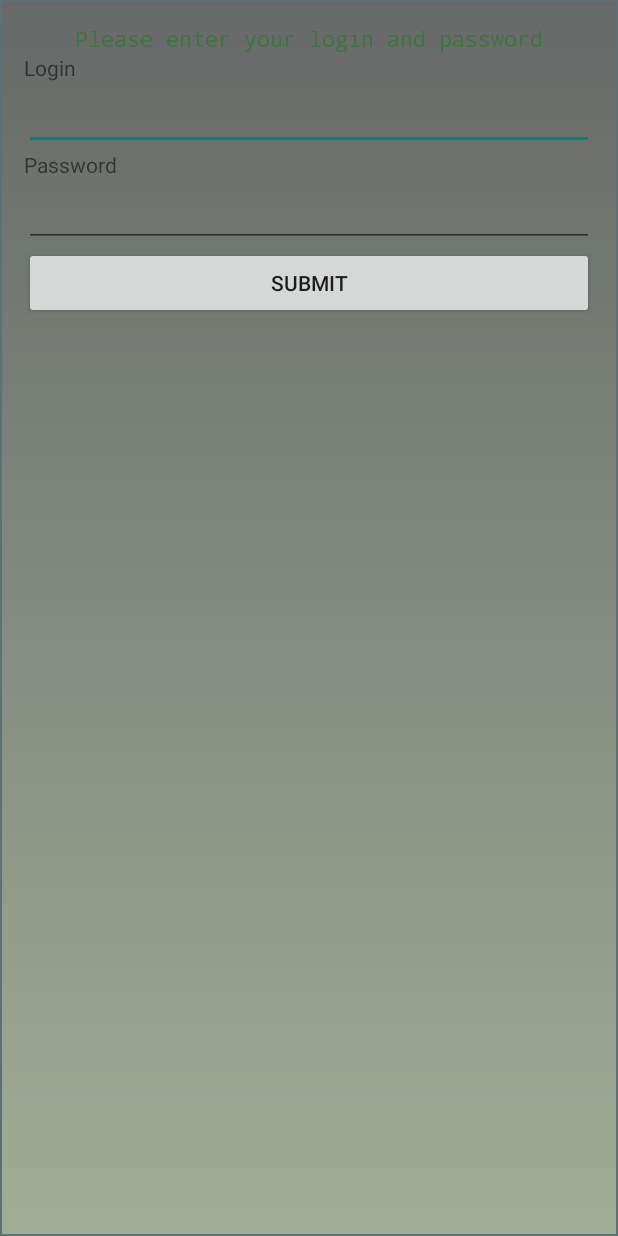
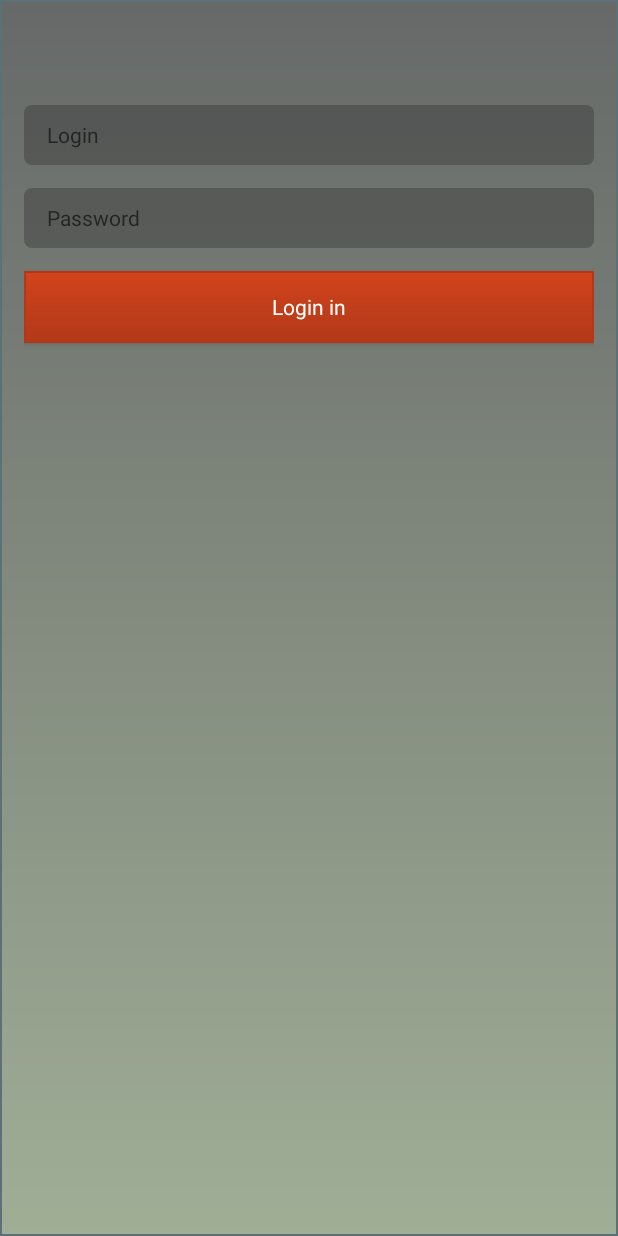
Before and after one commit to Igorok/cok.android, an Android app: the screen it shows after launch (LoginActivity), on a phone screen of 412 x 824 dp. Run offline under Robolectric (Android 15) with nearby library versions, the phone set to English and light mode, and no system bars.

```diff
--- a/app/src/main/java/ru/igor_ok/cokandroid/LoginActivity.java
+++ b/app/src/main/java/ru/igor_ok/cokandroid/LoginActivity.java
@@ -1,5 +1,6 @@
 package ru.igor_ok.cokandroid;
 
+import android.app.ActionBar;
 import android.app.Activity;
 import android.content.Context;
 import android.content.Intent;
@@ -44,7 +45,13 @@ public class LoginActivity extends Activity {
         loginField = (EditText) findViewById(R.id.login_field);
         passwordField = (EditText) findViewById(R.id.password_field);
         loginBtn = (Button) findViewById(R.id.login_btn);
-        loginMessage = (TextView) findViewById(R.id.login_message);
+
+        loginBtn.setOnClickListener(new View.OnClickListener() {
+            public void onClick(View v) {
+                appLogin(v);
+            }
+        });
+
         context = getApplicationContext();
     }
 
--- /dev/null
+++ b/app/src/main/res/drawable/back_edit_text.xml
@@ -0,0 +1,5 @@
+<?xml version="1.0" encoding="utf-8"?>
+<shape xmlns:android="http://schemas.android.com/apk/res/android">
+    <solid android:color="#66333333"/>
+    <corners android:radius="5dp" />
+</shape>
--- /dev/null
+++ b/app/src/main/res/drawable/back_orange.xml
@@ -0,0 +1,10 @@
+<?xml version="1.0" encoding="utf-8"?>
+<shape xmlns:android="http://schemas.android.com/apk/res/android">
+    <gradient
+        android:angle="270"
+        android:startColor="#d1431c"
+        android:endColor="#b23918"
+        />
+
+    <stroke android:width="1dp" android:color="#b23918" />
+</shape>
--- a/app/src/main/res/layout/activity_login.xml
+++ b/app/src/main/res/layout/activity_login.xml
@@ -2,51 +2,28 @@
     xmlns:tools="http://schemas.android.com/tools" android:layout_width="match_parent"
     android:layout_height="match_parent" android:paddingLeft="@dimen/activity_horizontal_margin"
     android:paddingRight="@dimen/activity_horizontal_margin"
-    android:paddingTop="@dimen/activity_vertical_margin"
+    android:paddingTop="70dp"
     android:paddingBottom="@dimen/activity_vertical_margin"
     tools:context=".LoginActivity"
     android:background="@drawable/back_gradient"
     >
 
-    <TextView
-        android:id="@+id/login_message"
-        android:text="@string/login_message"
-        style="@style/login_message"
-    />
-
-    <TextView
-        android:id="@+id/login_label"
-        android:layout_below="@+id/login_message"
-        android:text="@string/login"
-        android:layout_width="wrap_content"
-        android:layout_height="wrap_content"
-        />
     <EditText
         android:id="@+id/login_field"
-        android:layout_below="@id/login_label"
-        android:layout_width="match_parent"
-        android:layout_height="wrap_content"
-        />
-    <TextView
-        android:id="@+id/password_label"
-        android:layout_below="@id/login_field"
-        android:text="@string/password"
-        android:layout_width="wrap_content"
-        android:layout_height="wrap_content"
-        />
+        android:hint="@string/login"
+        style="@style/edit_text_gray"
+    />
     <EditText
         android:id="@+id/password_field"
-        android:layout_below="@id/password_label"
-        android:layout_width="match_parent"
-        android:layout_height="wrap_content"
-        />
+        android:layout_below="@id/login_field"
+        android:hint="@string/password"
+        style="@style/edit_text_gray"
+    />
 
     <Button
         android:id="@+id/login_btn"
         android:layout_below="@id/password_field"
-        android:layout_width="match_parent"
-        android:layout_height="wrap_content"
-        android:onClick="appLogin"
-        android:text="submit"
+        android:text="@string/login_btn"
+        style="@style/btn_login"
         />
 </RelativeLayout>
--- a/app/src/main/res/menu/menu_main.xml
+++ b/app/src/main/res/menu/menu_main.xml
@@ -9,8 +9,8 @@
         android:id="@+id/a_More"
         android:icon="@drawable/abc_ic_menu_moreoverflow_mtrl_alpha"
         app:showAsAction="ifRoom"
-        android:title="More">
-
+        android:title="More"
+        >
         <menu>
             <item android:id="@+id/show_users"
                 android:title="Show users"
--- a/app/src/main/res/values/strings.xml
+++ b/app/src/main/res/values/strings.xml
@@ -7,6 +7,7 @@
     <string name="title_activity_login">LoginActivity</string>
     <string name="login_message">Please enter your login and password</string>
     <string name="login">Login</string>
+    <string name="login_btn">Login in</string>
     <string name="password">Password</string>
     <string name="title_activity_main">Profile</string>
     <string name="title_activity_user_list">Users</string>
--- a/app/src/main/res/values/styles.xml
+++ b/app/src/main/res/values/styles.xml
@@ -1,9 +1,45 @@
+<?xml version="1.0" encoding="utf-8"?>
 <resources>
 
     <!-- Base application theme. -->
     <style name="AppTheme" parent="Theme.AppCompat.Light.DarkActionBar">
-        <!-- Customize your theme here. -->
+        <!-- API 14 theme customizations can go here. -->
+        <item name="android:actionBarStyle">@style/MyActionBar</item>
+        <item name="android:actionBarTabTextStyle">@style/MyTitleTextStyle</item>
+        <item name="android:actionMenuTextColor">#fff</item>
+        <item name="android:windowActionBarOverlay">false</item>
+        <item name="android:actionMenuTextAppearance">@style/MyTitleTextStyle</item>
+
+        <!-- Support library compatibility -->
+        <item name="actionBarStyle">@style/MyActionBar</item>
+        <item name="actionBarTabTextStyle">@style/MyTitleTextStyle</item>
+        <item name="actionMenuTextColor">#fff</item>
+        <item name="windowActionBarOverlay">false</item>
+        <item name="actionMenuTextAppearance">@style/MyTitleTextStyle</item>
     </style>
+
+    <style name="MyTitleTextStyle" parent="@style/TextAppearance.AppCompat.Widget.ActionBar.Title">
+        <item name="android:textColor">#ffffff</item>
+        <item name="android:textSize">21sp</item>
+        <item name="android:textStyle">bold</item>
+    </style>
+
+    <style name="MyActionBar" parent="@style/Widget.AppCompat.Light.ActionBar.Solid">
+        <item name="android:titleTextStyle">@style/MyTitleTextStyle</item>
+        <item name="android:backgroundSplit">@drawable/back_orange</item>
+        <item name="android:background">@drawable/back_orange</item>
+
+        <!-- Support library compatibility -->
+        <item name="titleTextStyle">@style/MyTitleTextStyle</item>
+        <item name="background">@drawable/back_orange</item>
+        <item name="backgroundSplit">@drawable/back_orange</item>
+    </style>
+
+
+
+
+
+
 
     <style name="login_message" parent="Theme.AppCompat.Light.DarkActionBar">
         <item name="android:layout_width">fill_parent</item>
@@ -19,6 +55,29 @@
         <item name="android:layout_marginBottom">10dp</item>
     </style>
 
+    <style name="btn_danger" parent="Theme.AppCompat.Light.DarkActionBar">
+        <item name="android:textColor">#fff</item>
+        <item name="android:background">@drawable/back_orange</item>
+        <item name="android:layout_marginBottom">10dp</item>
+    </style>
+
+    <style name="btn_login" parent="Theme.AppCompat.Light.DarkActionBar">
+        <item name="android:textColor">#fff</item>
+        <item name="android:background">@drawable/back_orange</item>
+        <item name="android:layout_width">match_parent</item>
+        <item name="android:layout_height">wrap_content</item>
+    </style>
+
+    <style name="edit_text_gray" parent="Theme.AppCompat.Light.DarkActionBar">
+        <item name="android:textColor">#fff</item>
+        <item name="android:background">@drawable/back_edit_text</item>
+        <item name="android:layout_width">match_parent</item>
+        <item name="android:layout_height">wrap_content</item>
+        <item name="android:minHeight">40dp</item>
+        <item name="android:paddingLeft">15dp</item>
+        <item name="android:paddingRight">15dp</item>
+        <item name="android:layout_marginBottom">15dp</item>
+    </style>
 
 
 
```
Also changed, not shown: app/src/main/AndroidManifest.xml (+5 -11 lines), app/src/main/java/ru/igor_ok/cokandroid/ChatModel.java (added, +75 -0 lines), app/src/main/java/ru/igor_ok/cokandroid/CokModel.java (+9 -0 lines), app/src/main/java/ru/igor_ok/cokandroid/PersonalChatActivity.java (+117 -113 lines), app/src/main/res/layout/activity_personal_chat.xml (+6 -6 lines).
